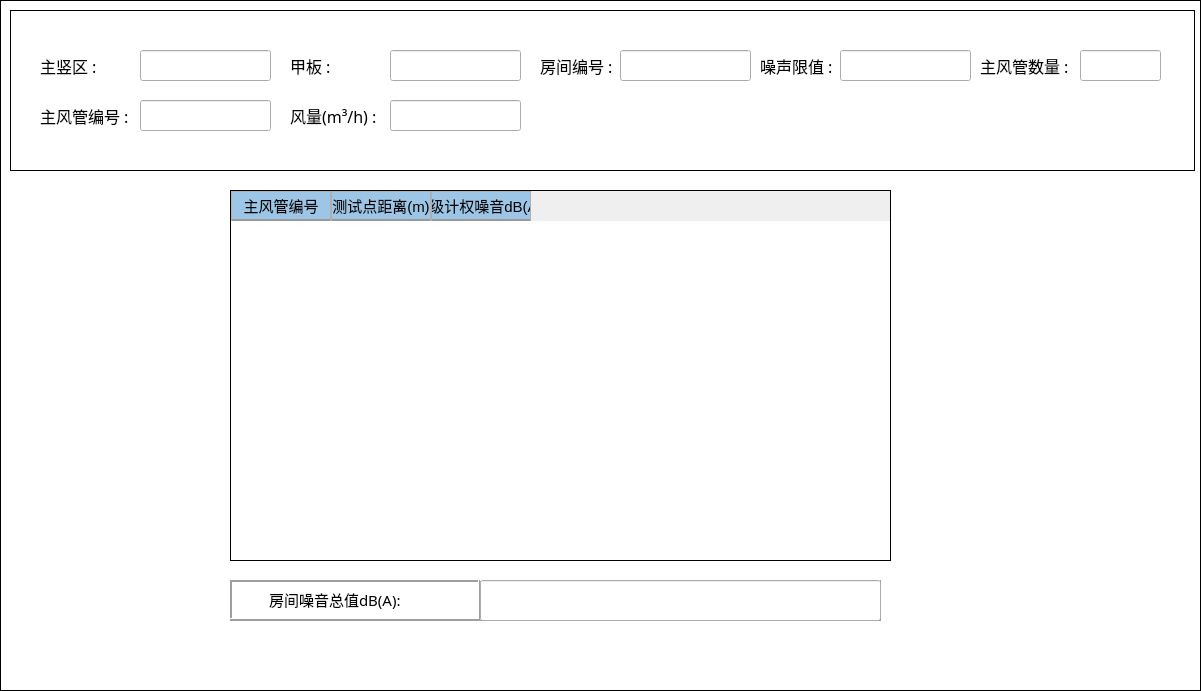
First picture: the form in NoiseCalSoft/roomCal/room_cal_total.ui, repository haobana/NoiCal, before the edit.
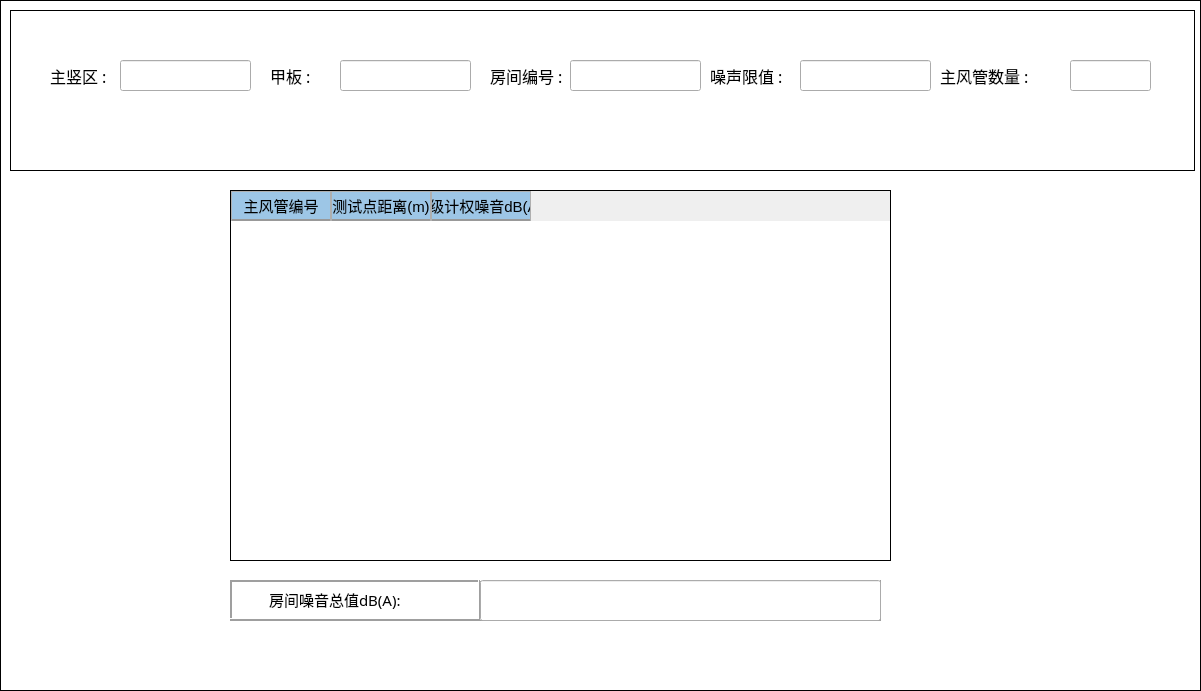
Second picture: the form after the edit.

The edit to the form file:
```diff
--- a/NoiseCalSoft/roomCal/room_cal_total.ui
+++ b/NoiseCalSoft/roomCal/room_cal_total.ui
@@ -50,8 +50,8 @@
    <widget class="QLabel" name="label">
     <property name="geometry">
      <rect>
-      <x>30</x>
-      <y>40</y>
+      <x>40</x>
+      <y>50</y>
       <width>61</width>
       <height>31</height>
      </rect>
@@ -69,8 +69,8 @@
    <widget class="QLabel" name="label_2">
     <property name="geometry">
      <rect>
-      <x>280</x>
-      <y>40</y>
+      <x>260</x>
+      <y>50</y>
       <width>61</width>
       <height>31</height>
      </rect>
@@ -88,8 +88,8 @@
    <widget class="QLabel" name="label_3">
     <property name="geometry">
      <rect>
-      <x>530</x>
-      <y>40</y>
+      <x>480</x>
+      <y>50</y>
       <width>81</width>
       <height>31</height>
      </rect>
@@ -107,8 +107,8 @@
    <widget class="QLabel" name="label_4">
     <property name="geometry">
      <rect>
-      <x>750</x>
-      <y>40</y>
+      <x>700</x>
+      <y>50</y>
       <width>81</width>
       <height>31</height>
      </rect>
@@ -126,9 +126,9 @@
    <widget class="QLabel" name="label_5">
     <property name="geometry">
      <rect>
-      <x>970</x>
-      <y>40</y>
-      <width>101</width>
+      <x>930</x>
+      <y>50</y>
+      <width>131</width>
       <height>31</height>
      </rect>
     </property>
@@ -142,30 +142,11 @@
      <string>主风管数量 : </string>
     </property>
    </widget>
-   <widget class="QLabel" name="label_6">
+   <widget class="QLineEdit" name="lineEdit_zhushuqu">
     <property name="geometry">
      <rect>
-      <x>30</x>
-      <y>90</y>
-      <width>91</width>
-      <height>31</height>
-     </rect>
-    </property>
-    <property name="font">
-     <font>
-      <family>黑体</family>
-      <pointsize>-1</pointsize>
-     </font>
-    </property>
-    <property name="text">
-     <string>主风管编号 : </string>
-    </property>
-   </widget>
-   <widget class="QLineEdit" name="lineEdit">
-    <property name="geometry">
-     <rect>
-      <x>130</x>
-      <y>90</y>
+      <x>110</x>
+      <y>50</y>
       <width>131</width>
       <height>31</height>
      </rect>
@@ -174,8 +155,8 @@
    <widget class="QLineEdit" name="lineEdit_2">
     <property name="geometry">
      <rect>
-      <x>130</x>
-      <y>40</y>
+      <x>330</x>
+      <y>50</y>
       <width>131</width>
       <height>31</height>
      </rect>
@@ -184,8 +165,8 @@
    <widget class="QLineEdit" name="lineEdit_3">
     <property name="geometry">
      <rect>
-      <x>380</x>
-      <y>40</y>
+      <x>560</x>
+      <y>50</y>
       <width>131</width>
       <height>31</height>
      </rect>
@@ -194,8 +175,8 @@
    <widget class="QLineEdit" name="lineEdit_4">
     <property name="geometry">
      <rect>
-      <x>610</x>
-      <y>40</y>
+      <x>790</x>
+      <y>50</y>
       <width>131</width>
       <height>31</height>
      </rect>
@@ -204,55 +185,13 @@
    <widget class="QLineEdit" name="lineEdit_5">
     <property name="geometry">
      <rect>
-      <x>830</x>
-      <y>40</y>
-      <width>131</width>
-      <height>31</height>
-     </rect>
-    </property>
-   </widget>
-   <widget class="QLineEdit" name="lineEdit_6">
-    <property name="geometry">
-     <rect>
-      <x>1070</x>
-      <y>40</y>
+      <x>1060</x>
+      <y>50</y>
       <width>81</width>
       <height>31</height>
      </rect>
     </property>
    </widget>
-   <widget class="QLineEdit" name="lineEdit_7">
-    <property name="geometry">
-     <rect>
-      <x>380</x>
-      <y>90</y>
-      <width>131</width>
-      <height>31</height>
-     </rect>
-    </property>
-    <property name="text">
-     <string/>
-    </property>
-   </widget>
-   <widget class="QLabel" name="label_7">
-    <property name="geometry">
-     <rect>
-      <x>280</x>
-      <y>90</y>
-      <width>91</width>
-      <height>31</height>
-     </rect>
-    </property>
-    <property name="font">
-     <font>
-      <family>黑体</family>
-      <pointsize>-1</pointsize>
-     </font>
-    </property>
-    <property name="text">
-     <string>风量(m³/h) : </string>
-    </property>
-   </widget>
   </widget>
   <widget class="QTableWidget" name="tableWidget">
    <property name="geometry">
```
Left out of the diff: 14 changed lines with no effect on the pictures.
